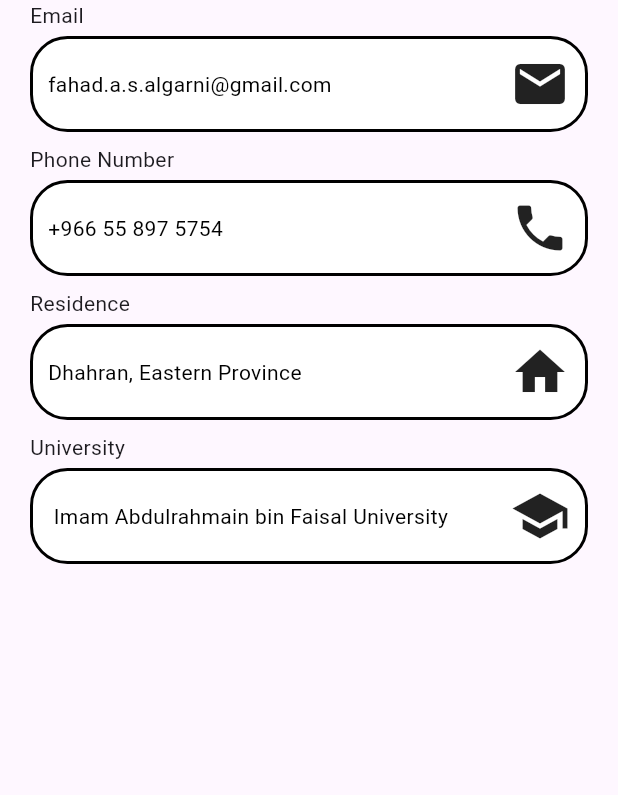
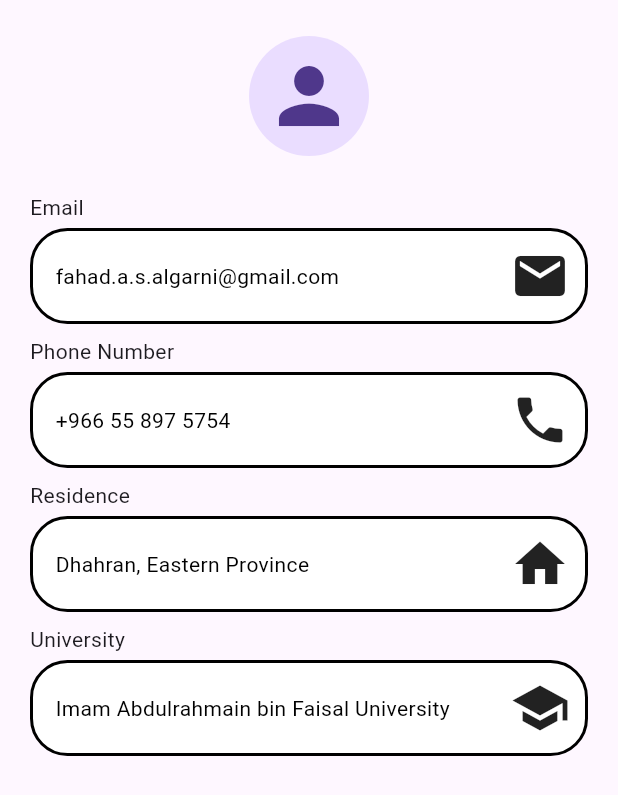
Before and after one commit to Programming-Club-IAU/Level-3.1, a Flutter app: the screen it shows after launch, on a phone screen of 412 x 824 dp. Shown: the top 795 px of the screen. Run offline on Flutter 3.47's test engine with Material 3 defaults, Android fonts, the phone set to English and light mode, and no system bars.

Commit message:
Removed unnecessary expanded widget

```diff
--- a/lib/main.dart
+++ b/lib/main.dart
@@ -14,7 +14,18 @@
       home: Scaffold(
         body: Center(
           child: ListView(
+            physics: const BouncingScrollPhysics(),
             children: const [
+              Padding(
+                padding: EdgeInsets.only(bottom: 24, top: 24),
+                child: CircleAvatar(
+                  radius: 40,
+                  child: Icon(
+                    Icons.person,
+                    size: 60,
+                  ),
+                ),
+              ),
               DetailsBlock(
                 label: "Email",
                 content: "fahad.a.s.algarni@gmail.com",
@@ -35,7 +46,7 @@
               SizedBox(height: 8),
               DetailsBlock(
                 label: "University",
-                content: " Imam Abdulrahmain bin Faisal University",
+                content: "Imam Abdulrahmain bin Faisal University",
                 icon: Icons.school,
               ),
             ],
--- a/lib/widgets/details_block.dart
+++ b/lib/widgets/details_block.dart
@@ -1,4 +1,32 @@
 import 'package:flutter/material.dart';
+
+// The Details Block widget is composed of essentialy 2 parts: The label, and the content
+// The content aspect itself is divided into 2 subparts: The text and the icon
+// The text is required, but the icon is optional
+
+// The composition of the widget is as follows:
+// The widget is wrapped in an expanded widget that has a column as its child
+// This is to make the label and content components expand dynamically depending on the text length
+
+// The column has 3 children:
+// A SizedBox widget for the label
+// Some padding (for space between the label and the content)
+// A Container widget for the content
+
+// Both the SizedBox label and the Container content have a fixed margin that's 40 pixels wide from the screen
+// In addition to the fixed margin, there may be some extra indentation
+
+// The SizedBox is simple enough:
+// Its width property has is just the 40 pixel margin from the screen (plus some indentation if it's called for)
+// and its child property has just the text for the label
+
+// The content container is quite structured though
+// Firstly, the whole container has a box decoration, that's the "block" for the content
+// but its child property is a Stack widget
+
+// The Stack has 2 children, both of them are containers that contain the text and icon respectively
+// The "Text" container has a 40 pixel offset margin on the right side to make space for the icon
+// The "Icon" container has its alignment on the right side
 
 class DetailsBlock extends StatelessWidget {
   const DetailsBlock(
@@ -23,8 +51,7 @@
 
   @override
   Widget build(BuildContext context) {
-    return Expanded(
-      child: Column(
+    return Column(
       mainAxisAlignment: MainAxisAlignment.center,
       children: [
         SizedBox(
@@ -43,24 +70,22 @@
             color: blockColor,
             shape: BoxShape.rectangle,
             borderRadius: const BorderRadius.all(Radius.circular(25.0)),
-              border: Border.symmetric(
-                vertical: BorderSide(
+            border: Border.all(
+              color: borderColor,
               style: (borderEnabled) ? BorderStyle.solid : BorderStyle.none,
-                  color: borderColor,
-                  width: 2,
-                ),
-                horizontal: BorderSide(
-                  style: (borderEnabled) ? BorderStyle.solid : BorderStyle.none,
-                  color: borderColor,
               width: 2,
             ),
           ),
-            ),
           child: Stack(
-              alignment: const Alignment(-1, 0),
+            // "Content" stack, for text and icon
+            alignment:
+                const Alignment(-1, 0), // Default alignment is center-left
             children: [
               Container(
-                  margin: const EdgeInsets.only(right: 40),
+                margin: const EdgeInsets.only(
+                  right: 40, // Expand margin on right side for the icon
+                  left: 5,
+                ),
                 child: Text(
                   content,
                   style: TextStyle(
@@ -70,7 +95,7 @@
                 ),
               ),
               Container(
-                  alignment: const Alignment(1, 1),
+                alignment: const Alignment(1, 0),
                 child: (icon != null)
                     ? Icon(
                         icon!,
@@ -82,7 +107,6 @@
           ),
         )
       ],
-      ),
     );
   }
 }
```
Lines whose indentation alone changed are shown as unchanged.
